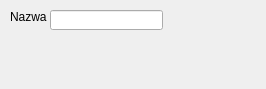
Qt form src/examinationform.ui (quepas/BodyOfYours) before a commit.
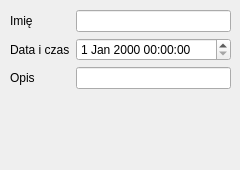
The same form after that commit.

Commit message: Changes in Patient/Exam forms.

What changed in the file:
```diff
--- a/src/examinationform.ui
+++ b/src/examinationform.ui
@@ -6,35 +6,57 @@
    <rect>
     <x>0</x>
     <y>0</y>
-    <width>266</width>
-    <height>89</height>
+    <width>240</width>
+    <height>170</height>
    </rect>
   </property>
   <property name="windowTitle">
    <string>Form</string>
   </property>
-  <widget class="QLineEdit" name="lineEdit">
-   <property name="geometry">
-    <rect>
-     <x>50</x>
-     <y>10</y>
-     <width>113</width>
-     <height>20</height>
-    </rect>
-   </property>
-  </widget>
-  <widget class="QLabel" name="label">
+  <widget class="QWidget" name="formLayoutWidget">
    <property name="geometry">
     <rect>
      <x>10</x>
      <y>10</y>
-     <width>47</width>
-     <height>13</height>
+     <width>221</width>
+     <height>141</height>
     </rect>
    </property>
-   <property name="text">
-    <string>Nazwa</string>
-   </property>
+   <layout class="QFormLayout" name="formLayout">
+    <property name="fieldGrowthPolicy">
+     <enum>QFormLayout::AllNonFixedFieldsGrow</enum>
+    </property>
+    <item row="0" column="0">
+     <widget class="QLabel" name="nameLabel">
+      <property name="text">
+       <string>Imię</string>
+      </property>
+     </widget>
+    </item>
+    <item row="0" column="1">
+     <widget class="QLineEdit" name="nameLineEdit"/>
+    </item>
+    <item row="1" column="0">
+     <widget class="QLabel" name="dateLabel">
+      <property name="text">
+       <string>Data i czas</string>
+      </property>
+     </widget>
+    </item>
+    <item row="1" column="1">
+     <widget class="QDateTimeEdit" name="dateDateTimeEdit"/>
+    </item>
+    <item row="2" column="0">
+     <widget class="QLabel" name="descLabel">
+      <property name="text">
+       <string>Opis</string>
+      </property>
+     </widget>
+    </item>
+    <item row="2" column="1">
+     <widget class="QLineEdit" name="descLineEdit"/>
+    </item>
+   </layout>
   </widget>
  </widget>
  <resources/>
```
The commit also changes 3 other files.
